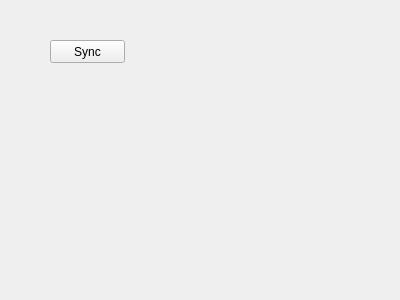
kverhun/GCalendarTasksSync, file src/gui/MainWindow.ui: the form before one commit.
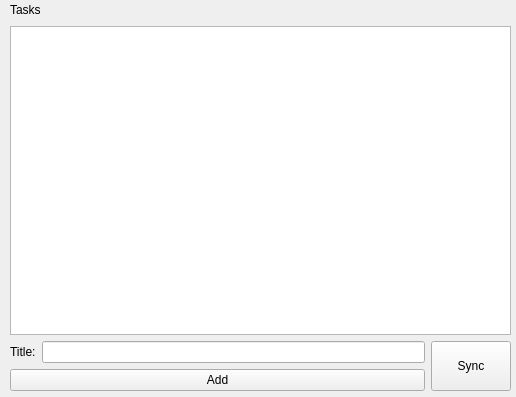
The form after the commit.

Commit message: Add gui draft moc-up

What changed in the file:
```diff
--- a/src/gui/MainWindow.ui
+++ b/src/gui/MainWindow.ui
@@ -6,25 +6,93 @@
    <rect>
     <x>0</x>
     <y>0</y>
-    <width>400</width>
-    <height>300</height>
+    <width>516</width>
+    <height>397</height>
    </rect>
   </property>
   <property name="windowTitle">
    <string>Form</string>
   </property>
-  <widget class="QPushButton" name="syncButton">
+  <widget class="QWidget" name="">
    <property name="geometry">
     <rect>
-     <x>50</x>
-     <y>40</y>
-     <width>75</width>
-     <height>23</height>
+     <x>10</x>
+     <y>0</y>
+     <width>501</width>
+     <height>391</height>
     </rect>
    </property>
-   <property name="text">
-    <string>Sync</string>
-   </property>
+   <layout class="QVBoxLayout" name="verticalLayout_2">
+    <item>
+     <layout class="QHBoxLayout" name="horizontalLayout_3">
+      <item>
+       <widget class="QLabel" name="label_2">
+        <property name="text">
+         <string>Tasks</string>
+        </property>
+       </widget>
+      </item>
+      <item>
+       <spacer name="horizontalSpacer">
+        <property name="orientation">
+         <enum>Qt::Horizontal</enum>
+        </property>
+        <property name="sizeHint" stdset="0">
+         <size>
+          <width>40</width>
+          <height>20</height>
+         </size>
+        </property>
+       </spacer>
+      </item>
+     </layout>
+    </item>
+    <item>
+     <widget class="QTableWidget" name="tasksTableWidget"/>
+    </item>
+    <item>
+     <layout class="QHBoxLayout" name="horizontalLayout_2">
+      <item>
+       <layout class="QVBoxLayout" name="verticalLayout">
+        <item>
+         <layout class="QHBoxLayout" name="horizontalLayout">
+          <item>
+           <widget class="QLabel" name="label">
+            <property name="text">
+             <string>Title:</string>
+            </property>
+           </widget>
+          </item>
+          <item>
+           <widget class="QLineEdit" name="taskTitleEdit"/>
+          </item>
+         </layout>
+        </item>
+        <item>
+         <widget class="QPushButton" name="addTaskButton">
+          <property name="text">
+           <string>Add</string>
+          </property>
+         </widget>
+        </item>
+       </layout>
+      </item>
+      <item>
+       <widget class="QPushButton" name="syncButton">
+        <property name="sizePolicy">
+         <sizepolicy hsizetype="Minimum" vsizetype="Preferred">
+          <horstretch>0</horstretch>
+          <verstretch>0</verstretch>
+         </sizepolicy>
+        </property>
+        <property name="text">
+         <string>Sync</string>
+        </property>
+       </widget>
+      </item>
+     </layout>
+    </item>
+   </layout>
   </widget>
  </widget>
  <resources/>
```
